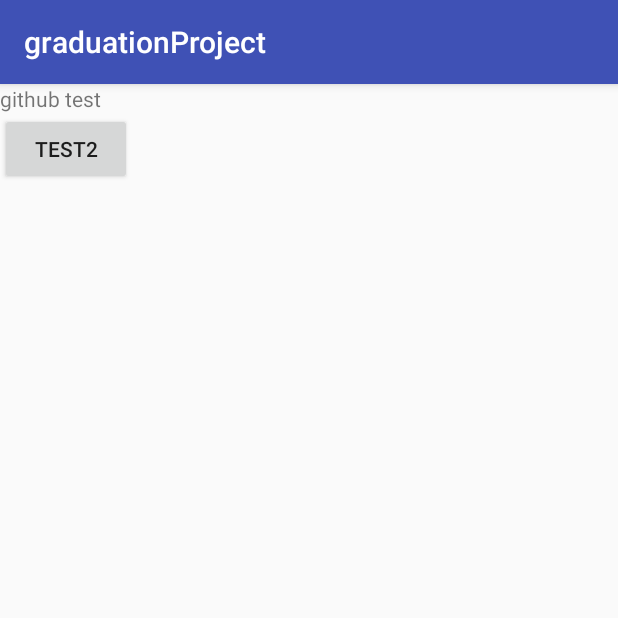
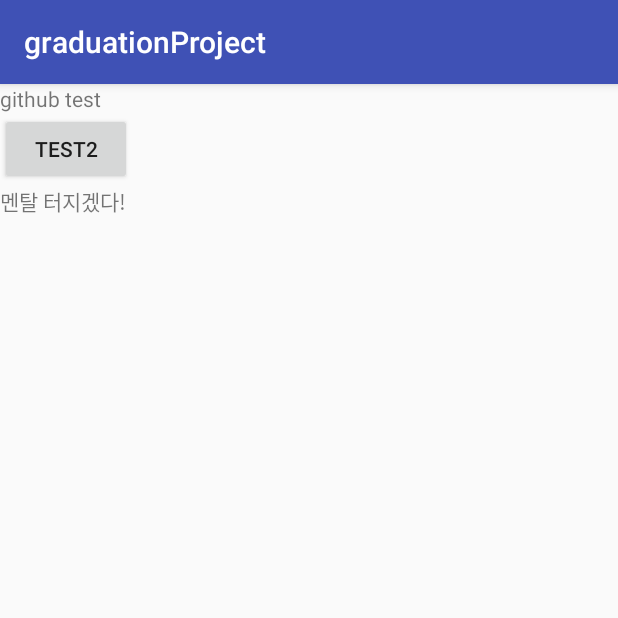
Before and after one commit to CPotential/graduationProject, an Android app: the screen it shows after launch (MainActivity), on a phone screen of 412 x 824 dp, the top half of it. Run offline under Robolectric (Android 15) with nearby library versions, the phone set to English and light mode, and no system bars.

Commit message:
코멘트 작성

```diff
--- a/app/src/main/res/layout/main.xml
+++ b/app/src/main/res/layout/main.xml
@@ -24,4 +24,9 @@
         tools:layout_editor_absoluteX="50dp"
         tools:layout_editor_absoluteY="74dp" />
 
+    <TextView
+        android:layout_width="wrap_content"
+        android:layout_height="wrap_content"
+        android:text="멘탈 터지겠다!"/>
+
 </LinearLayout>
```
